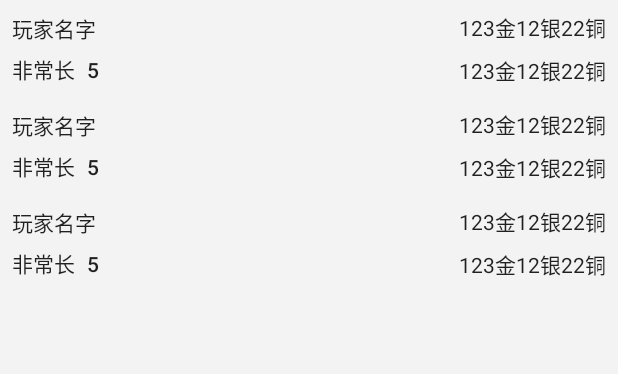
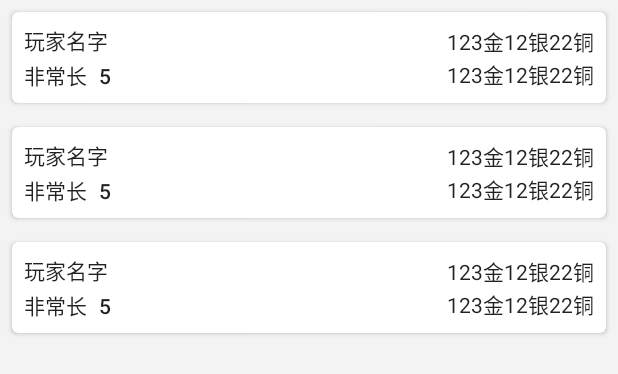
Before and after one commit to summer88123/Bnade, an Android app: the layout fragment_price.xml on its own in the app's theme, with its tools: preview values and no code run, on a phone screen of 412 x 824 dp. Shown: the top 374 px of the screen. Run offline under Robolectric (Android 15) with nearby library versions, the phone set to English and light mode, and no system bars.

Commit message:
当前价格列表UI调整

```diff
--- a/app/src/main/res/layout/item_auction_realm_item.xml
+++ b/app/src/main/res/layout/item_auction_realm_item.xml
@@ -1,8 +1,21 @@
 <?xml version="1.0" encoding="utf-8"?>
-<android.support.constraint.ConstraintLayout
+<android.support.v7.widget.CardView
     xmlns:android="http://schemas.android.com/apk/res/android"
     xmlns:app="http://schemas.android.com/apk/res-auto"
     xmlns:tools="http://schemas.android.com/tools"
+    android:layout_width="match_parent"
+    android:layout_height="wrap_content"
+    android:layout_margin="8dp"
+    android:clickable="true"
+    android:foreground="?android:attr/selectableItemBackground"
+    android:stateListAnimator="@animator/lift_on_touch"
+    app:cardCornerRadius="4dp"
+    app:cardMaxElevation="4dp"
+    app:contentPadding="8dp"
+    tools:targetApi="lollipop"
+    >
+
+    <android.support.constraint.ConstraintLayout
         android:layout_width="match_parent"
         android:layout_height="wrap_content"
         >
@@ -11,39 +24,32 @@
             android:id="@+id/tv_player_name"
             android:layout_width="wrap_content"
             android:layout_height="19dp"
-        android:layout_marginLeft="8dp"
-        android:layout_marginStart="8dp"
             android:textAppearance="@style/TextAppearance.AppCompat.Body1"
             app:layout_constraintBottom_toTopOf="@+id/tv_last_time"
+            app:layout_constraintLeft_toLeftOf="parent"
             app:layout_constraintTop_toTopOf="parent"
             app:layout_constraintVertical_chainStyle="spread"
             tools:text="玩家名字"
-        android:layout_marginTop="8dp"
-        android:layout_marginBottom="4dp"
-        app:layout_constraintLeft_toLeftOf="parent"
             />
 
         <TextView
             android:id="@+id/tv_last_time"
             android:layout_width="wrap_content"
             android:layout_height="wrap_content"
-        android:layout_marginBottom="8dp"
-        android:layout_marginLeft="8dp"
-        android:layout_marginStart="8dp"
             android:layout_marginTop="4dp"
             android:textAppearance="@style/TextAppearance.AppCompat.Body2"
             app:layout_constraintBottom_toBottomOf="parent"
+            app:layout_constraintLeft_toLeftOf="parent"
             app:layout_constraintTop_toBottomOf="@+id/tv_player_name"
             tools:text="非常长"
-        app:layout_constraintLeft_toLeftOf="parent"
             />
 
         <TextView
             android:id="@+id/tv_count"
             android:layout_width="wrap_content"
             android:layout_height="wrap_content"
-        android:layout_marginLeft="8dp"
-        android:layout_marginStart="8dp"
+            android:paddingLeft="8dp"
+            android:paddingRight="8dp"
             android:textAppearance="@style/TextAppearance.AppCompat.Body2"
             app:layout_constraintBaseline_toBaselineOf="@+id/tv_last_time"
             app:layout_constraintLeft_toRightOf="@+id/tv_last_time"
@@ -54,8 +60,6 @@
             android:id="@+id/tv_bid_price"
             android:layout_width="wrap_content"
             android:layout_height="wrap_content"
-        android:layout_marginEnd="8dp"
-        android:layout_marginRight="8dp"
             android:textAppearance="@style/TextAppearance.AppCompat.Body1"
             app:layout_constraintBottom_toTopOf="@+id/tv_buyout"
             app:layout_constraintRight_toRightOf="parent"
@@ -67,8 +71,6 @@
             android:id="@+id/tv_buyout"
             android:layout_width="wrap_content"
             android:layout_height="wrap_content"
-        android:layout_marginEnd="8dp"
-        android:layout_marginRight="8dp"
             android:textAppearance="@style/TextAppearance.AppCompat.Body1"
             app:layout_constraintBottom_toBottomOf="parent"
             app:layout_constraintRight_toRightOf="parent"
@@ -77,3 +79,4 @@
             />
 
     </android.support.constraint.ConstraintLayout>
+</android.support.v7.widget.CardView>
```
Lines whose indentation alone changed are shown as unchanged.
